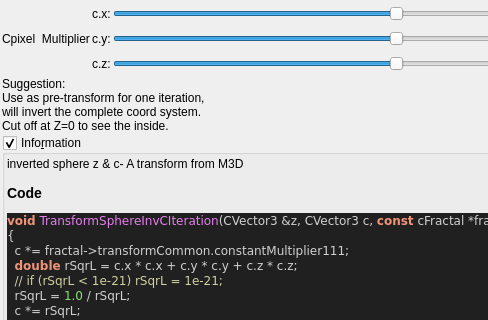
This is mandelbulber2/qt_data/fractal_transf_sphere_invC.ui in buddhi1980/mandelbulber2 as Qt 5 draws it before an edit; both pictures show x 0 to 488 and y 0 to 320 of the 772 by 523 pixel window. The edited form follows.
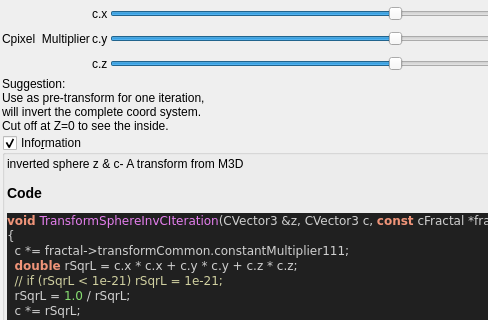
This is the edited form. Custom widgets are drawn as their Qt base class.

What changed in the file:
```diff
--- a/mandelbulber2/qt_data/fractal_transf_sphere_invC.ui
+++ b/mandelbulber2/qt_data/fractal_transf_sphere_invC.ui
@@ -87,14 +87,14 @@
      <item row="1" column="1">
       <widget class="QLabel" name="label_113">
        <property name="text">
-        <string>c.y:</string>
+        <string notr="true">c.y</string>
        </property>
       </widget>
      </item>
      <item row="0" column="1">
       <widget class="QLabel" name="label_117">
        <property name="text">
-        <string>c.x:</string>
+        <string notr="true">c.x</string>
        </property>
       </widget>
      </item>
@@ -217,7 +217,7 @@
      <item row="2" column="1">
       <widget class="QLabel" name="label_118">
        <property name="text">
-        <string>c.z:</string>
+        <string notr="true">c.z</string>
        </property>
       </widget>
      </item>
```
